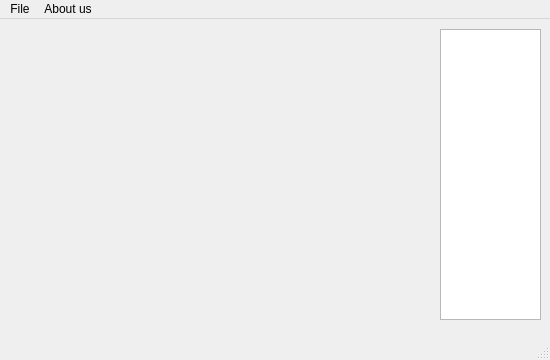
Old version of the form Practica_OpenMP/mainwindow.ui in the repository simorgh/SC2015.
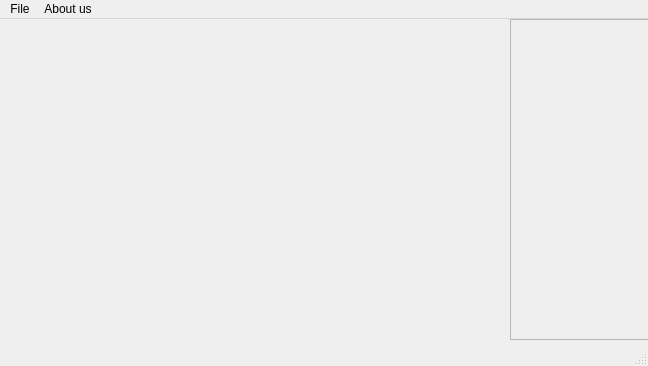
New version of the form.

```diff
--- a/Practica_OpenMP/mainwindow.ui
+++ b/Practica_OpenMP/mainwindow.ui
@@ -6,31 +6,49 @@
    <rect>
     <x>0</x>
     <y>0</y>
-    <width>550</width>
-    <height>360</height>
+    <width>648</width>
+    <height>366</height>
    </rect>
   </property>
+  <property name="minimumSize">
+   <size>
+    <width>648</width>
+    <height>366</height>
+   </size>
+  </property>
+  <property name="maximumSize">
+   <size>
+    <width>648</width>
+    <height>366</height>
+   </size>
+  </property>
   <property name="windowTitle">
    <string>MainWindow</string>
   </property>
   <widget class="QWidget" name="centralWidget">
    <widget class="QListWidget" name="listWidget">
+    <property name="enabled">
+     <bool>false</bool>
+    </property>
     <property name="geometry">
      <rect>
-      <x>440</x>
-      <y>10</y>
-      <width>101</width>
-      <height>291</height>
+      <x>510</x>
+      <y>0</y>
+      <width>141</width>
+      <height>321</height>
      </rect>
     </property>
+    <property name="isWrapping" stdset="0">
+     <bool>false</bool>
+    </property>
    </widget>
    <widget class="QLabel" name="label">
     <property name="geometry">
      <rect>
-      <x>10</x>
-      <y>10</y>
-      <width>411</width>
-      <height>291</height>
+      <x>0</x>
+      <y>0</y>
+      <width>511</width>
+      <height>321</height>
      </rect>
     </property>
     <property name="text">
@@ -43,8 +61,8 @@
     <rect>
      <x>0</x>
      <y>0</y>
-     <width>550</width>
-     <height>25</height>
+     <width>648</width>
+     <height>20</height>
     </rect>
    </property>
    <widget class="QMenu" name="menuAbout_us">
```
